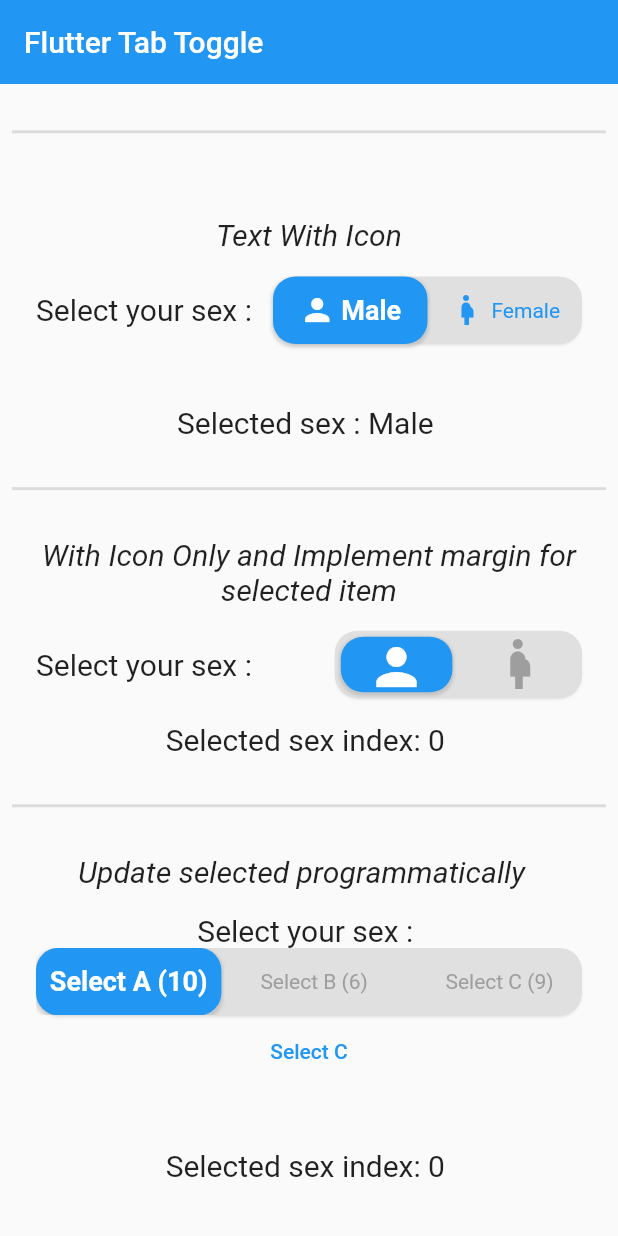
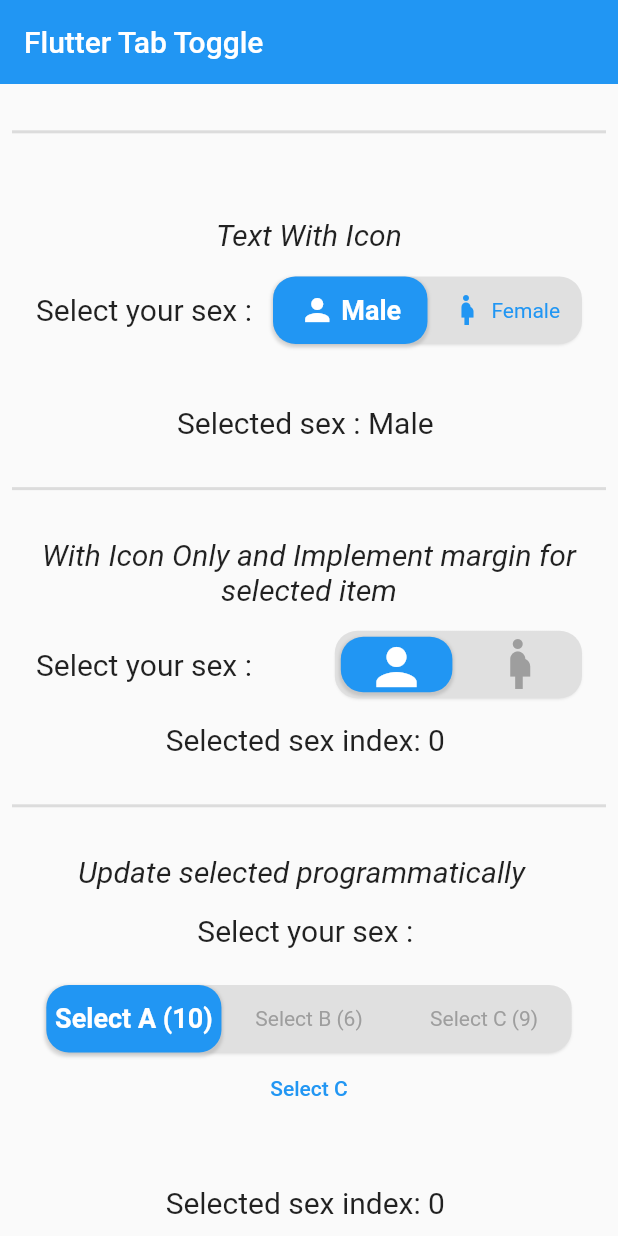
Before and after one commit to Lzyct/flutter_toggle_tab, a Flutter app: the screen it shows after launch, scrolled down 255 dp, on a phone screen of 412 x 824 dp. Run offline on Flutter 3.47's test engine with Material 2 defaults, Android fonts, the phone set to English and light mode, and no system bars.

Commit message:
chore: resolve the ui issue

```diff
--- a/example/lib/main.dart
+++ b/example/lib/main.dart
@@ -264,8 +264,9 @@ class _MyHomePageState extends State<MyHomePage> {
                 "Select your sex : ",
                 style: TextStyle(fontSize: 20),
               ),
+              SizedBox(height: heightInPercent(3, context)),
               FlutterToggleTab(
-                width: 90,
+                width: 85,
                 borderRadius: 15,
                 selectedIndex: _tabSelectedIndexSelected,
                 selectedTextStyle: const TextStyle(
```
